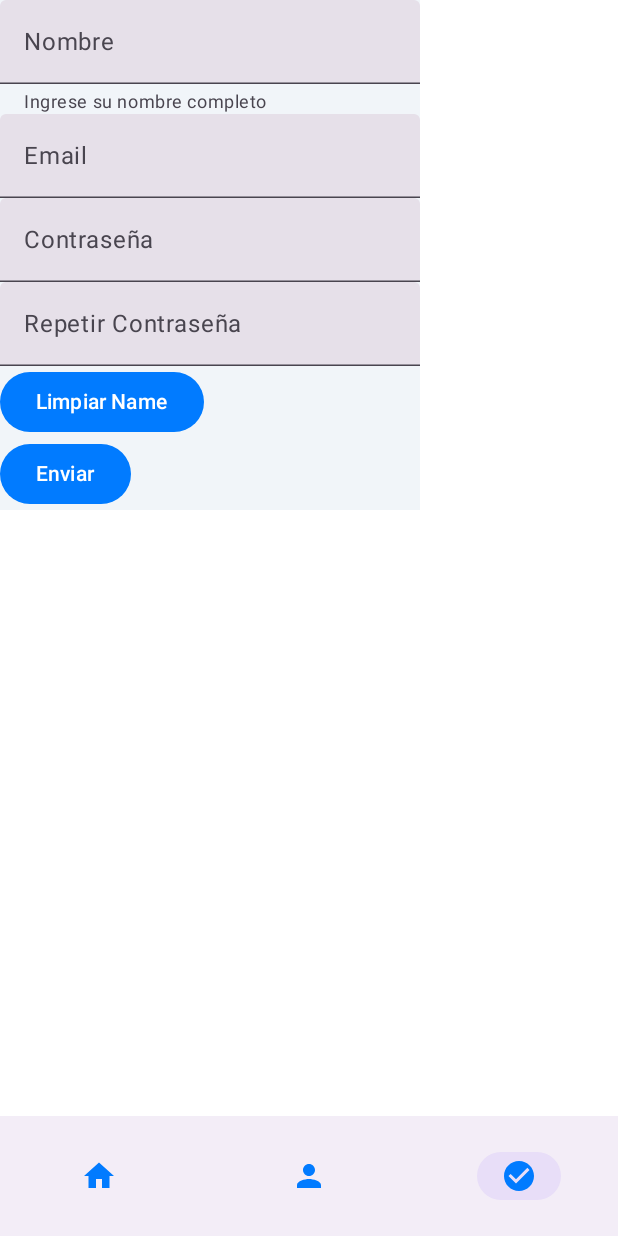
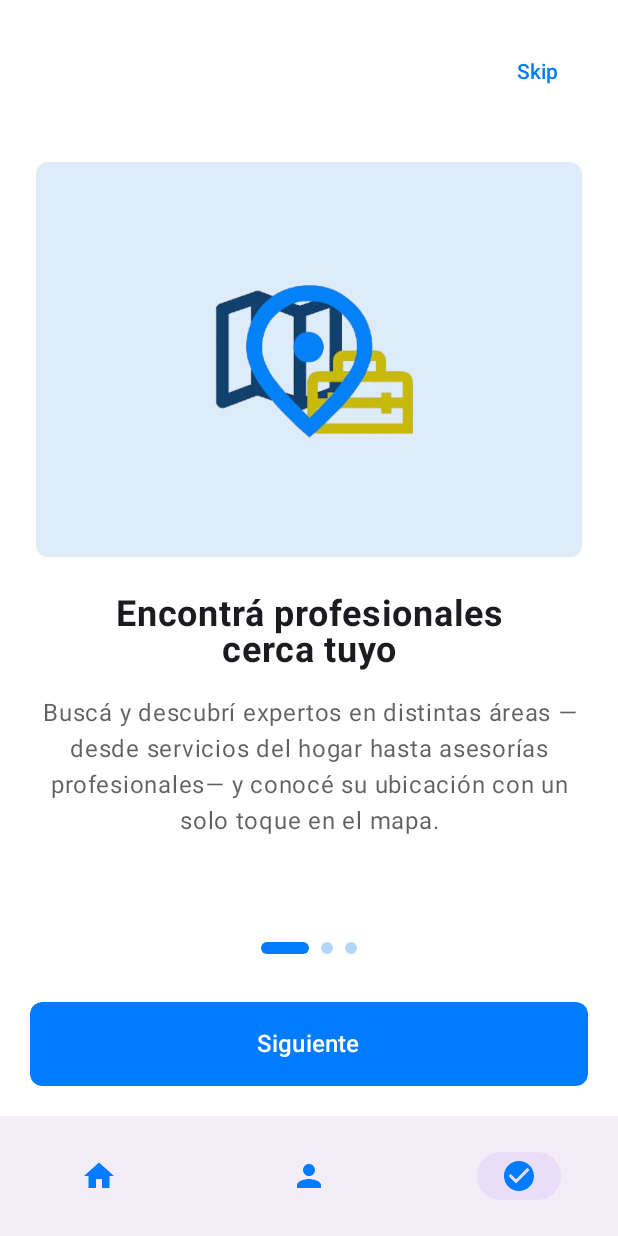
Before and after one commit to unlam-tec-movil/A3-2025-H2-E3, an Android app built with Jetpack Compose: the screen it shows after launch (MainActivity), item 3 of the bottom bar chosen, on a phone screen of 412 x 824 dp. Run offline under Robolectric (Android 15) with nearby library versions, the phone set to English and light mode, and no system bars; our stand-ins replace Dagger/Hilt's generated code.

Commit message:
feat: agregado de pantalla IntroductionScreen.kt

```diff
--- a/app/src/main/java/ar/edu/unlam/mobile/scaffolding/MainActivity.kt
+++ b/app/src/main/java/ar/edu/unlam/mobile/scaffolding/MainActivity.kt
@@ -26,10 +26,10 @@ import androidx.navigation.compose.rememberNavController
 import androidx.navigation.navArgument
 import ar.edu.unlam.mobile.scaffolding.ui.components.BottomBar
 import ar.edu.unlam.mobile.scaffolding.ui.components.SnackbarVisualsWithError
-import ar.edu.unlam.mobile.scaffolding.ui.screens.FormScreen
 import ar.edu.unlam.mobile.scaffolding.ui.screens.HomeScreen
 import ar.edu.unlam.mobile.scaffolding.ui.screens.UserScreen
 import ar.edu.unlam.mobile.scaffolding.ui.screens.feed.FeedScreen
+import ar.edu.unlam.mobile.scaffolding.ui.screens.introduction.IntroductionScreen
 import ar.edu.unlam.mobile.scaffolding.ui.screens.professionalProfile.ProfessionalProfileScreen
 import ar.edu.unlam.mobile.scaffolding.ui.theme.ScaffoldingV2Theme
 import dagger.hilt.android.AndroidEntryPoint
@@ -129,9 +129,16 @@ fun MainScreen() {
                 )
             }
             composable("form") {
-                FormScreen(
+                /*
+                 * FormScreen(
                     modifier = Modifier.padding(paddingValue),
                     snackbarHostState = snackBarHostState,
+                )
+                 * */
+                IntroductionScreen(
+                    { controller.navigate("feed") },
+                    { controller.navigate("feed") },
+                    modifier = Modifier.padding(paddingValue),
                 )
             }
             composable(
--- /dev/null
+++ b/app/src/main/java/ar/edu/unlam/mobile/scaffolding/ui/screens/Introduction/IntroductionScreen.kt
@@ -0,0 +1,252 @@
+package ar.edu.unlam.mobile.scaffolding.ui.screens.introduction // <- 'i' minúscula
+
+// Importaciones corregidas
+import androidx.compose.animation.AnimatedContent
+import androidx.compose.animation.core.animateDpAsState
+import androidx.compose.animation.core.tween
+import androidx.compose.animation.slideInHorizontally
+import androidx.compose.animation.slideOutHorizontally
+import androidx.compose.animation.togetherWith
+import androidx.compose.foundation.Image
+import androidx.compose.foundation.background
+import androidx.compose.foundation.layout.Arrangement
+import androidx.compose.foundation.layout.Box
+import androidx.compose.foundation.layout.Column
+import androidx.compose.foundation.layout.Row
+import androidx.compose.foundation.layout.Spacer
+import androidx.compose.foundation.layout.fillMaxSize
+import androidx.compose.foundation.layout.fillMaxWidth
+import androidx.compose.foundation.layout.height
+import androidx.compose.foundation.layout.padding
+import androidx.compose.foundation.layout.width
+import androidx.compose.foundation.shape.CircleShape
+import androidx.compose.foundation.shape.RoundedCornerShape
+import androidx.compose.material3.Button
+import androidx.compose.material3.MaterialTheme
+import androidx.compose.material3.Text
+import androidx.compose.material3.TextButton
+import androidx.compose.runtime.Composable
+import androidx.compose.runtime.getValue
+import androidx.compose.runtime.mutableStateOf
+import androidx.compose.runtime.remember
+import androidx.compose.runtime.setValue
+import androidx.compose.ui.Alignment
+import androidx.compose.ui.Modifier
+import androidx.compose.ui.draw.clip
+import androidx.compose.ui.layout.ContentScale
+import androidx.compose.ui.res.painterResource
+import androidx.compose.ui.text.font.FontWeight
+import androidx.compose.ui.text.style.TextAlign
+import androidx.compose.ui.tooling.preview.Preview
+import androidx.compose.ui.unit.dp
+import androidx.compose.ui.unit.sp
+import ar.edu.unlam.mobile.scaffolding.R
+
+data class OnboardingPage(
+    val title: String,
+    val description: String,
+    val imageRes: Int,
+)
+
+@Preview
+@Composable
+fun ViewIntroductionScreen() {
+    IntroductionScreen({}, {})
+}
+
+@Composable
+fun IntroductionScreen(
+    onLoginClick: () -> Unit,
+    onSkipClick: () -> Unit,
+    modifier: Modifier = Modifier,
+) {
+    var currentPage by remember { mutableStateOf(0) }
+
+    val pages =
+        listOf(
+            OnboardingPage(
+                title = "Encontrá profesionales\ncerca tuyo",
+                description =
+                    "Buscá y descubrí expertos en distintas áreas —" +
+                        "desde servicios del hogar hasta asesorías profesionales— " +
+                        "y conocé su ubicación con un solo toque en el mapa.",
+                imageRes = R.drawable.onboarding_1,
+            ),
+            OnboardingPage(
+                title = "Coordiná servicios\nde forma sencilla",
+                description =
+                    "Visualizá la disponibilidad de cada profesional, " +
+                        "organizá tus citas según tu horario " +
+                        "y contactá fácilmente sin intermediarios ni demoras.",
+                imageRes = R.drawable.onboarding_2,
+            ),
+            OnboardingPage(
+                title = "Conexiones seguras\ny confiables",
+                description =
+                    "Accedé a perfiles verificados y datos actualizados. " +
+                        "Activá la ubicación para que el profesional sepa cómo llegar " +
+                        "o encontrá vos la mejor ruta hasta su dirección.",
+                imageRes = R.drawable.onboarding_3,
+            ),
+        )
+
+    Column(
+        modifier = modifier.fillMaxSize(),
+    ) {
+        // Header
+        Row(
+            modifier =
+                Modifier
+                    .fillMaxWidth()
+                    .padding(24.dp),
+            horizontalArrangement = Arrangement.End,
+        ) {
+            if (currentPage < pages.size - 1) {
+                TextButton(onClick = {
+                    currentPage = pages.size - 1
+                }) {
+                    Text("Skip", color = MaterialTheme.colorScheme.primary)
+                }
+            }
+        }
+
+        // Contenido animado
+        Box(
+            modifier = Modifier.weight(1f),
+            contentAlignment = Alignment.Center,
+        ) {
+            AnimatedContent(
+                targetState = currentPage,
+                transitionSpec = {
+                    if (targetState > initialState) {
+                        // Desplazamiento hacia izquierda (siguiente)
+                        slideInHorizontally(
+                            animationSpec = tween(durationMillis = 300),
+                            initialOffsetX = { fullWidth -> fullWidth },
+                        ) togetherWith
+                            slideOutHorizontally(
+                                animationSpec = tween(durationMillis = 300),
+                                targetOffsetX = { fullWidth -> -fullWidth },
+                            )
+                    } else {
+                        // Desplazamiento hacia derecha
+                        slideInHorizontally(
+                            animationSpec = tween(durationMillis = 300),
+                            initialOffsetX = { fullWidth -> -fullWidth },
+                        ) togetherWith
+                            slideOutHorizontally(
+                                animationSpec = tween(durationMillis = 300),
+                                targetOffsetX = { fullWidth -> fullWidth },
+                            )
+                    }
+                },
+            ) { page ->
+                Column(
+                    modifier =
+                        Modifier
+                            .fillMaxSize()
+                            .padding(24.dp, top = 12.dp, 24.dp, 24.dp),
+                    horizontalAlignment = Alignment.CenterHorizontally,
+                    verticalArrangement = Arrangement.Center,
+                ) {
+                    Image(
+                        painter = painterResource(id = pages[page].imageRes),
+                        contentDescription = "Onboarding image ${page + 1}",
+                        modifier =
+                            Modifier
+                                .weight(0.7f)
+                                .clip(RoundedCornerShape(8.dp))
+                                .fillMaxWidth()
+                                .background(MaterialTheme.colorScheme.primaryContainer),
+                        contentScale = ContentScale.Fit,
+                    )
+
+                    Spacer(modifier = Modifier.height(24.dp))
+
+                    Column(
+                        modifier = Modifier.weight(0.5f),
+                        horizontalAlignment = Alignment.CenterHorizontally,
+                    ) {
+                        Text(
+                            text = pages[page].title,
+                            fontSize = 24.sp,
+                            fontWeight = FontWeight.Bold,
+                            textAlign = TextAlign.Center,
+                            color = MaterialTheme.colorScheme.onBackground,
+                        )
+
+                        Spacer(modifier = Modifier.height(16.dp))
+
+                        Text(
+                            text = pages[page].description,
+                            fontSize = 16.sp,
+                            textAlign = TextAlign.Center,
+                            color = MaterialTheme.colorScheme.onBackground.copy(alpha = 0.7f),
+                            lineHeight = 24.sp,
+                        )
+                    }
+                }
+            }
+        }
+
+        // Footer
+        Column(
+            modifier = Modifier.padding(20.dp),
+            horizontalAlignment = Alignment.CenterHorizontally,
+        ) {
+            // Indicadores
+            Row(horizontalArrangement = Arrangement.spacedBy(8.dp)) {
+                repeat(pages.size) { index ->
+                    IndicatorDot(selected = index == currentPage)
+                }
+            }
+
+            Spacer(modifier = Modifier.height(32.dp))
+
+            Button(
+                onClick = {
+                    if (currentPage < pages.size - 1) {
+                        currentPage++
+                    } else {
+                        onLoginClick()
+                    }
+                },
+                modifier =
+                    Modifier
+                        .fillMaxWidth()
+                        .height(56.dp)
+                        .clip(RoundedCornerShape(8.dp)),
+                shape = RoundedCornerShape(8.dp),
+            ) {
+                Text(
+                    text = if (currentPage < pages.size - 1) "Siguiente" else "Comenzar",
+                    fontSize = 16.sp,
+                    fontWeight = FontWeight.SemiBold,
+                )
+            }
+        }
+    }
+}
+
+@Composable
+fun IndicatorDot(selected: Boolean) {
+    val size by animateDpAsState(
+        targetValue = if (selected) 32.dp else 8.dp,
+        animationSpec = tween(durationMillis = 300),
+    )
+
+    Box(
+        modifier =
+            Modifier
+                .height(8.dp)
+                .width(size)
+                .clip(CircleShape)
+                .background(
+                    if (selected) {
+                        MaterialTheme.colorScheme.primary
+                    } else {
+                        MaterialTheme.colorScheme.primary.copy(alpha = 0.3f)
+                    },
+                ),
+    )
+}
--- a/app/src/main/java/ar/edu/unlam/mobile/scaffolding/ui/screens/professionalProfile/ProfessionalProfileScreen.kt
+++ b/app/src/main/java/ar/edu/unlam/mobile/scaffolding/ui/screens/professionalProfile/ProfessionalProfileScreen.kt
@@ -1,19 +1,28 @@
 package ar.edu.unlam.mobile.scaffolding.ui.screens.professionalProfile
 
 import androidx.compose.foundation.background
+import androidx.compose.foundation.layout.Arrangement
 import androidx.compose.foundation.layout.Column
+import androidx.compose.foundation.layout.Row
 import androidx.compose.foundation.layout.Spacer
 import androidx.compose.foundation.layout.fillMaxSize
+import androidx.compose.foundation.layout.fillMaxWidth
 import androidx.compose.foundation.layout.height
 import androidx.compose.foundation.lazy.LazyColumn
+import androidx.compose.material3.Divider
 import androidx.compose.material3.MaterialTheme
+import androidx.compose.material3.Text
 import androidx.compose.runtime.Composable
 import androidx.compose.runtime.getValue
 import androidx.compose.runtime.mutableStateOf
 import androidx.compose.runtime.remember
 import androidx.compose.runtime.setValue
+import androidx.compose.ui.Alignment
 import androidx.compose.ui.Modifier
+import androidx.compose.ui.text.font.FontWeight
+import androidx.compose.ui.text.style.TextAlign
 import androidx.compose.ui.unit.dp
+import androidx.compose.ui.unit.sp
 import ar.edu.unlam.mobile.scaffolding.ui.screens.professionalProfile.components.AboutSection
 import ar.edu.unlam.mobile.scaffolding.ui.screens.professionalProfile.components.ActionButtons
 import ar.edu.unlam.mobile.scaffolding.ui.screens.professionalProfile.components.GallerySection
@@ -70,6 +79,25 @@ fun ProfessionalProfileScreen(
                 .fillMaxSize()
                 .background(MaterialTheme.colorScheme.background),
     ) {
+        Row(
+            modifier =
+                Modifier
+                    .fillMaxWidth()
+                    .height(45.dp)
+                    .background(MaterialTheme.colorScheme.background),
+            verticalAlignment = Alignment.CenterVertically,
+            horizontalArrangement = Arrangement.Center,
+        ) {
+            Text(
+                modifier = Modifier.fillMaxWidth(),
+                textAlign = TextAlign.Center,
+                text = "Profesional",
+                color = MaterialTheme.colorScheme.onSurface,
+                fontWeight = FontWeight.Bold,
+                fontSize = 22.sp,
+            )
+        }
+        Divider()
         LazyColumn(
             modifier = Modifier.weight(1f),
         ) {
--- a/app/src/main/java/ar/edu/unlam/mobile/scaffolding/ui/theme/Color.kt
+++ b/app/src/main/java/ar/edu/unlam/mobile/scaffolding/ui/theme/Color.kt
@@ -8,12 +8,16 @@ val LightSurface = Color(0xFFf1f5f9)
 val LightPrimary = Color(0xFF017bff)
 val LightOnSurface = Color(0xFF000000)
 val LightOnPrimary = Color(0xFFFFFFFF)
+val DeepOcean = Color(0xFF0d2f4e)
 
 // Colores para Dark Theme
 val DarkBackground = Color(0xFF101c23)
 val DarkSurface = Color(0xFF283238)
 val DarkOnSurface = Color(0xFFFFFFFF)
+
 val DarkOnPrimary = Color(0xFF000000)
+
+val SkyMist = Color(0xFFdeecfa)
 
 // Colores comunes (pueden mantenerse igual en ambos temas)
 val LightGrayOverlay = Color(0x16E1E1E1)
--- a/app/src/main/java/ar/edu/unlam/mobile/scaffolding/ui/theme/Theme.kt
+++ b/app/src/main/java/ar/edu/unlam/mobile/scaffolding/ui/theme/Theme.kt
@@ -22,6 +22,7 @@ private val DarkColorScheme =
         background = DarkBackground,
         surface = DarkSurface,
         onSurface = DarkOnSurface,
+        primaryContainer = DeepOcean,
     )
 
 private val LightColorScheme =
@@ -31,6 +32,7 @@ private val LightColorScheme =
         background = LightBackground,
         surface = LightSurface,
         onSurface = LightOnSurface,
+        primaryContainer = SkyMist,
     )
 
 @Composable
```
Also changed, not shown: app/src/main/res/drawable/onboarding_1.png (added), app/src/main/res/drawable/onboarding_2.png (added), app/src/main/res/drawable/onboarding_3.png (added).
